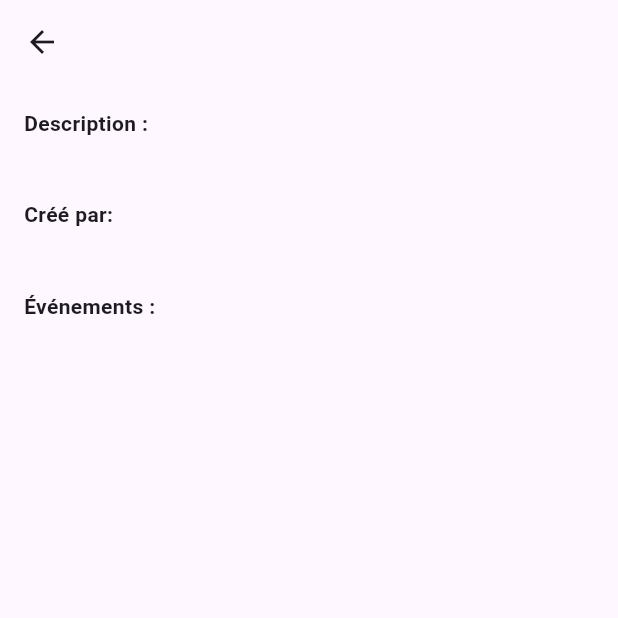
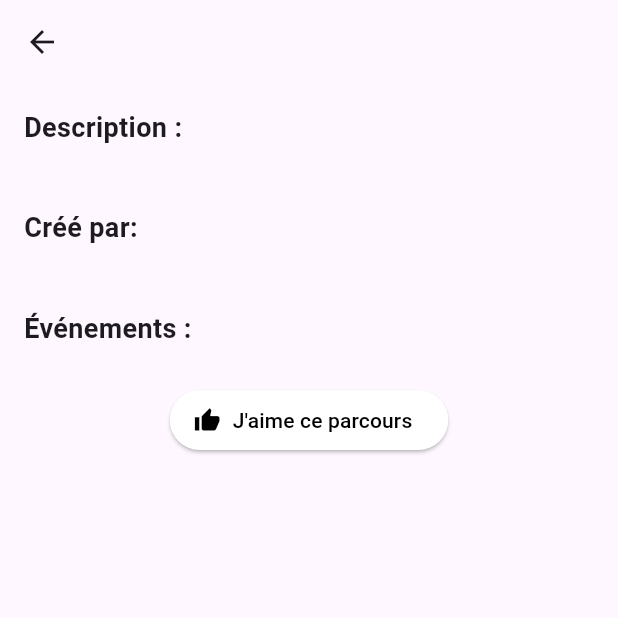
Before and after one commit to xiaolan07/flutterEvenement, a Flutter app: the ParcoursDetailsPage screen opened directly with empty values, on a phone screen of 412 x 824 dp, the top half of it. Run offline on Flutter 3.47's test engine with Material 3 defaults, Android fonts, the phone set to English and light mode, and no system bars; our stand-ins replace firebase_core, firebase_database, flutter_rating_bar, google_maps_flutter; accounts and stored records are empty.

Commit message:
impl bouton jaime

```diff
--- a/lib/events/eventDetailsPage.dart
+++ b/lib/events/eventDetailsPage.dart
@@ -166,7 +166,7 @@ class _EventDetailsPageState extends State<EventDetailsPage> {
                     onChangeEnd: _onSliderChangeEnd,
                   ),
                   Text(
-                    'Taux de remplissement: ${_tauxPresent.round()}' + '%',
+                    'Mettez le taux de remplissage: ${_tauxPresent.round()}' + '%',
                     style: TextStyle(fontSize: 20),
                   ),
                 ],
--- a/lib/model/eventModel.dart
+++ b/lib/model/eventModel.dart
@@ -60,7 +60,8 @@ class EventModel {
           ' Pas de numero de téléphone 😢',
       note: json["note"] as int? ?? 0,
       indexEvent: index,
-      tauxRemplissage: json["tauxRemplissage"] as double? ?? 0.0,
+      tauxRemplissage: (json["tauxRemplissage"] is int) ? (json["tauxRemplissage"] as int).toDouble() : json["tauxRemplissage"] as double? ?? 0.0,
+      //tauxRemplissage: json["tauxRemplissage"] as double? ?? 0.0,
     );
   }
 }
--- a/lib/model/parcoursModel.dart
+++ b/lib/model/parcoursModel.dart
@@ -4,6 +4,7 @@ class ParcoursModel {
   String description;
   String pseudo;
   List<String> titreEvents; // Stocke les titres des événements sélectionnés
+  int nbJaime;
 
   ParcoursModel({
     this.id = '',
@@ -11,6 +12,7 @@ class ParcoursModel {
     required this.description,
     required this.pseudo,
     required this.titreEvents,
+    required this.nbJaime,
   });
 
   // Convertir un objet Parcours en Map pour faciliter l'enregistrement dans une base de données
@@ -22,6 +24,7 @@ class ParcoursModel {
       'pseudo': pseudo,
       'titreEvents':
           titreEvents, // Le champ doit correspondre à la structure de votre JSON
+      'nbLike' : nbJaime,
     };
   }
 
@@ -33,6 +36,8 @@ class ParcoursModel {
       description: json['description'] as String,
       pseudo: json['pseudo'] as String,
       titreEvents: List<String>.from(json['titreEvents']),
+      nbJaime: json['nbJaime'] as int? ?? 0,
+
     );
   }
 }
--- a/lib/parcours/creationParcours.dart
+++ b/lib/parcours/creationParcours.dart
@@ -25,6 +25,8 @@ class _CreationParcoursState extends State<CreationParcours> {
   bool _titreError = false;
   bool _descriptionError = false;
   bool _pseudoError = false;
+
+  final int _nbJaime = 1;
 
   final FirebaseDatabase databaseRef = FirebaseDatabase.instanceFor(
   app: Firebase.app(), // Obtient l'instance par défaut de l'application Firebase
@@ -166,7 +168,7 @@ Widget build(BuildContext context) {
                               //  _selectedEvents,
                               //  _pseudoController.text,
                               // );
-                              _firestoreService.saveParcours(_titreController.text, _descriptionController.text, _selectedEvents, _pseudoController.text);
+                              _firestoreService.saveParcours(_titreController.text, _descriptionController.text, _selectedEvents, _pseudoController.text, _nbJaime);
                               // Afficher un Snackbar pour notifier l'utilisateur
                             ScaffoldMessenger.of(context).showSnackBar(
                               const SnackBar(
--- a/lib/parcours/parcoursDetailsPage.dart
+++ b/lib/parcours/parcoursDetailsPage.dart
@@ -1,53 +1,86 @@
-
 import 'package:flutter/material.dart';
 import 'package:flutter/widgets.dart';
 import 'package:flutter_dev/model/parcoursModel.dart';
+import 'package:flutter_dev/service/firestore.dart';
 
-class ParcoursDetailsPage extends StatelessWidget {
-
+class ParcoursDetailsPage extends StatefulWidget {
   final ParcoursModel parcours;
 
   const ParcoursDetailsPage({Key? key, required this.parcours}) : super(key: key);
 
   @override
+  _ParcoursDetailsPageState createState() => _ParcoursDetailsPageState();
+}
+
+class _ParcoursDetailsPageState extends State<ParcoursDetailsPage> {
+  bool _isLiked = false; // État initial, le bouton n'a pas encore été cliqué
+  final FirestoreService _firestoreService = FirestoreService();
+
+
+  @override
   Widget build(BuildContext context) {
     return Scaffold(
       appBar: AppBar(
-        title: Text(parcours.titre),
+        title: Text(widget.parcours.titre),
       ),
       body: Padding(
         padding: const EdgeInsets.all(16.0),
+        child: SingleChildScrollView(
           child: Column(
             crossAxisAlignment: CrossAxisAlignment.start,
             children: [
               const Text(
                 'Description :',
-              style: TextStyle(fontWeight: FontWeight.bold),
+                style: TextStyle(fontWeight: FontWeight.bold, fontSize: 18),
               ),
               const SizedBox(height: 4),
-            Text(parcours.description),
+              Text(widget.parcours.description),
               const SizedBox(height: 16),
               const Text(
                 'Créé par: ',
-              style: TextStyle(fontWeight: FontWeight.bold),
+                style: TextStyle(fontWeight: FontWeight.bold, fontSize: 18),
               ),
               const SizedBox(height: 4),
-            Text( parcours.pseudo),
+              Text(widget.parcours.pseudo),
               const SizedBox(height: 16),
               const Text(
                 'Événements :',
-              style: TextStyle(fontWeight: FontWeight.bold),
+                style: TextStyle(fontWeight: FontWeight.bold, fontSize: 18),
               ),
               const SizedBox(height: 4),
               Wrap(
                 spacing: 8.0, // Espace horizontal entre les chips
                 runSpacing: 4.0, // Espace vertical entre les chips
-              children: parcours.titreEvents.map((titreEvent) => Chip(
+                children: widget.parcours.titreEvents.map((titreEvent) => Chip(
                   label: Text(titreEvent),
                   backgroundColor: Colors.lightGreenAccent,
                 )).toList(),
               ),
+              const SizedBox(height: 20),
+              Center(
+                child: ElevatedButton.icon(
+                  onPressed: () {
+                    setState(() {
+                      _isLiked = !_isLiked; // Change l'état de _isLiked à chaque clic
+                    });
+                    // Ajoutez ici votre logique pour le bouton J'aime
+                        _firestoreService.incrementNbJaime(widget.parcours.id).then((_) {
+                          // Ici, vous pouvez mettre à jour l'état local si nécessaire,
+                          // par exemple pour refléter immédiatement l'incrémentation du nombre de "J'aime" dans l'UI.
+                          print("Nombre de 'J'aime' incrémenté avec succès");
+                        }).catchError((error) {
+                          print("Erreur lors de l'incrémentation du nombre de 'J'aime': $error");
+                        });
+                  },
+                  icon: const Icon(Icons.thumb_up), // Icone de pouce levé
+                  label: const Text("J'aime ce parcours"), // Texte du bouton
+                  style: ElevatedButton.styleFrom(
+                    foregroundColor: _isLiked ? Colors.white : Colors.black, backgroundColor: _isLiked ? Colors.blue : Colors.white, // Assure que le texte reste lisible
+                  ),
+                ),
+              ),
             ],
+          ),
         ),
       ),
     );
--- a/lib/service/firestore.dart
+++ b/lib/service/firestore.dart
@@ -53,6 +53,43 @@ class FirestoreService {
       }
     }
     return parcoursList;
+  }
+
+
+   Future<void> incrementNbJaime(String id) async {
+    final DatabaseReference parcours = parcoursBD.ref().child(id);
+   // DatabaseReference parcours = ref.child(id);
+    DatabaseEvent parcoursSnapshot = await parcours.child("nbJaime").once();
+
+    if (parcoursSnapshot.snapshot.exists && parcoursSnapshot.snapshot.value != null) {
+      int currentLikes = parcoursSnapshot.snapshot.value as int;
+      await parcours.update({
+        "nbJaime": currentLikes + 1,
+      });
+    } else {
+      await parcours.update({
+        "nbJaime": 1,
+      });
+    }
+  }
+
+    Future<int> getNbLike(String id) async {
+    final DatabaseReference parcours = parcoursBD.ref().child(id);
+   // DatabaseReference parcours = ref.child(id);
+    DatabaseEvent parcoursSnapshot = await parcours.child("nbJaime").once();
+
+    if (parcoursSnapshot.snapshot.exists && parcoursSnapshot.snapshot.value != null) {
+      return parcoursSnapshot.snapshot.value as int;
+    } else {
+      return 0;
+    }
+  }
+
+    Future<void> setNbLike(String id, int nbJaime) async {
+    final DatabaseReference parcours = parcoursBD.ref().child(id);
+    await parcours.update({
+      "nbJaime": nbJaime,
+    });
   }
 
   Future<void> setNote(int idEvent, int note) async {
@@ -143,7 +180,7 @@ class FirestoreService {
   }
 
   Future<void> saveParcours(String titre, String description,
-      List<String> selectedEvents, String pseudo) async {
+      List<String> selectedEvents, String pseudo, int nbJaime) async {
     final DatabaseReference parcours = parcoursBD.ref();
 
     // Obtenir le nombre actuel de parcours pour générer la prochaine clé
@@ -157,6 +194,7 @@ class FirestoreService {
       description: description,
       pseudo: pseudo,
       titreEvents: selectedEvents,
+      nbJaime: nbJaime,
     );
 
     // Convertir l'objet ParcoursModel en Map
```
Also changed, not shown: lib/parcours/parcours.dart (+26 -11 lines). Lines whose indentation alone changed are shown as unchanged.
